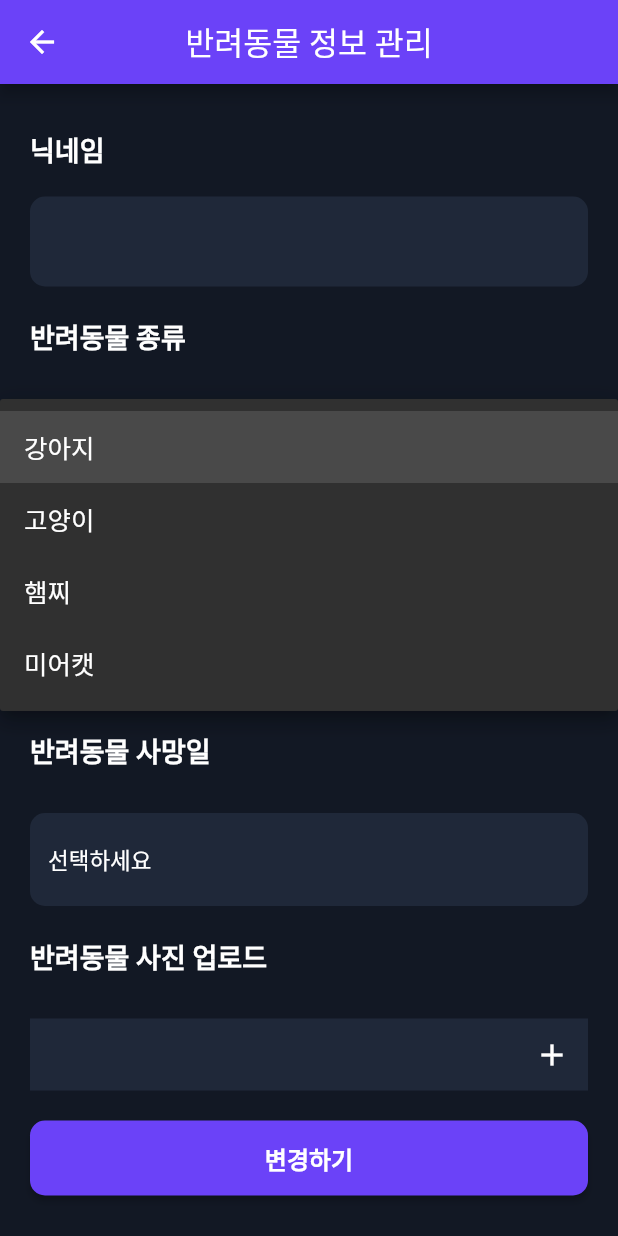
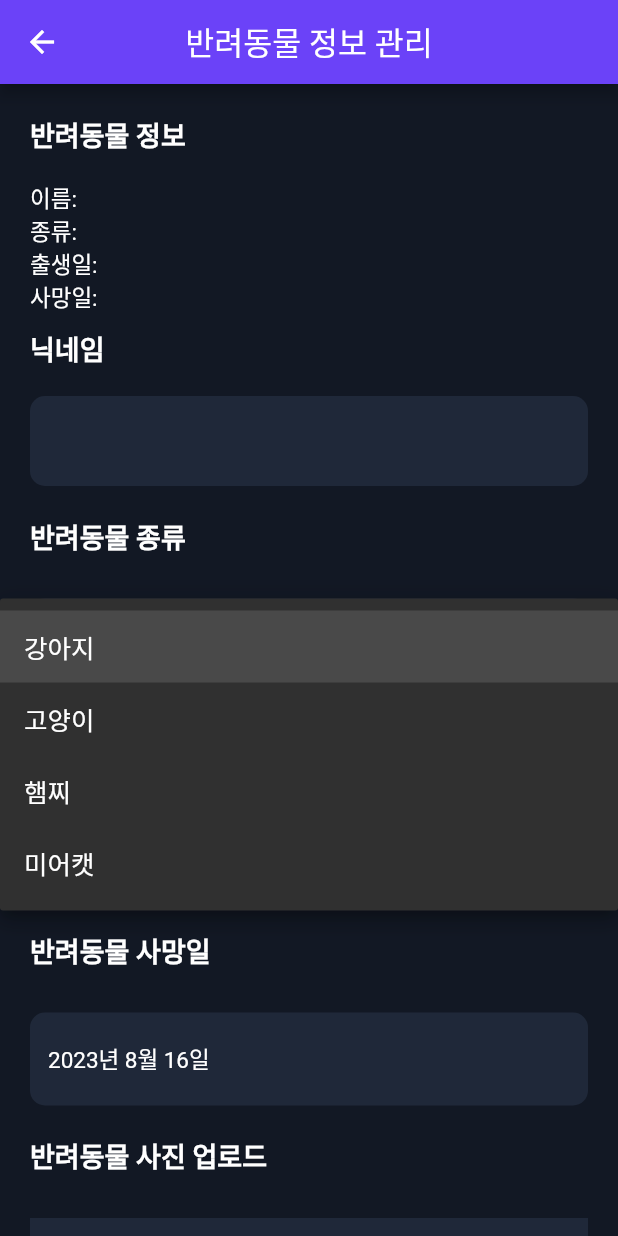
Before and after one commit to Miribyeol/MIRI-APP, a Flutter app: the AnimalScreen screen opened by its route, after a tap on the "arrow drop down" icon, on a phone screen of 412 x 824 dp. Run offline on Flutter 3.47's test engine with Material 2 defaults, Android fonts, the phone set to English and light mode, and no system bars; our stand-ins replace flutter_dotenv, flutter_secure_storage; missing offline and left inert: kakao_flutter_sdk; accounts and stored records are empty; network calls fail.

Commit message:
메인 뷰 조회, 반려동물 정보 조회 api 구현

```diff
--- a/lib/screens/challenge.dart
+++ b/lib/screens/challenge.dart
@@ -140,7 +140,7 @@ class ChallengPage extends StatelessWidget {
                     Align(
                       alignment: Alignment.centerLeft,
                       child: Padding(
-                        padding: EdgeInsets.only(left: 15.0),
+                        padding: const EdgeInsets.only(left: 15.0),
                         child: IconButton(
                           icon: const Icon(Icons.arrow_back_ios),
                           onPressed: () {
--- a/lib/screens/mypage_pet_info.dart
+++ b/lib/screens/mypage_pet_info.dart
@@ -1,4 +1,7 @@
 import 'package:flutter/material.dart';
+import 'dart:convert';
+import 'package:flutter_secure_storage/flutter_secure_storage.dart';
+import 'package:http/http.dart' as http;
 import 'package:flutter/cupertino.dart';
 
 class AnimalScreen extends StatefulWidget {
@@ -9,8 +12,51 @@ class AnimalScreen extends StatefulWidget {
 }
 
 class AnimalScreenState extends State<AnimalScreen> {
+  final FlutterSecureStorage _storage = const FlutterSecureStorage();
   DateTime? _pickedBirthDate;
   DateTime? _pickedDeathDate;
+
+  String? petName = '';
+  String? petSpecies = '';
+  String? petBirthDate = '';
+  String? petDeathDate = '';
+  // String? petImage = '';
+
+  @override
+  void initState() {
+    super.initState();
+    _pickedBirthDate = DateTime.now();
+    _pickedDeathDate = DateTime.now();
+    fetchPetInfo();
+  }
+
+  Future<void> fetchPetInfo() async {
+    try {
+      String? storedToken = await _storage.read(key: 'jwt_token');
+      if (storedToken != null) {
+        var url = Uri.parse('http://203.250.32.29:3000/pet');
+        var response = await http.get(url, headers: {
+          'Authorization': 'Bearer $storedToken', // Include the token
+        });
+
+        if (response.statusCode == 200) {
+          var jsonResponse = jsonDecode(response.body);
+          print(response.body);
+          setState(() {
+            petName = jsonResponse['petInfo']['name'];
+            petSpecies = jsonResponse['petInfo']['type'];
+            petBirthDate = jsonResponse['petInfo']['birthday'];
+            petDeathDate = jsonResponse['petInfo']['deathday'];
+            // petImage = jsonResponse['image'];
+          });
+        } else {
+          print('Failed to fetch pet info: ${response.statusCode}');
+        }
+      }
+    } catch (error) {
+      print('Error fetching pet info: $error');
+    }
+  }
 
   Future<DateTime?> _showCustomModal(
       BuildContext context, bool isBirthDate) async {
@@ -121,11 +167,17 @@ class AnimalScreenState extends State<AnimalScreen> {
       ),
       backgroundColor: Color(0xFF121824),
       body: SingleChildScrollView(
-        //padding()
         padding: const EdgeInsets.symmetric(horizontal: 20.0, vertical: 20.0),
         child: Column(
           crossAxisAlignment: CrossAxisAlignment.stretch,
           children: [
+            _buildSectionTitle('반려동물 정보'),
+            const SizedBox(height: 10.0),
+            Text('이름: $petName'),
+            Text('종류: $petSpecies'),
+            Text('출생일: $petBirthDate'),
+            Text('사망일: $petDeathDate'),
+            // Text('이미지: $petImage'),
             const SizedBox(height: 10.0),
             _buildSectionTitle('닉네임'),
             const SizedBox(height: 10.0),
@@ -134,9 +186,8 @@ class AnimalScreenState extends State<AnimalScreen> {
                 filled: true,
                 fillColor: Color(0xFF1F2839),
                 border: OutlineInputBorder(
-                  // OutlineInputBorder 사용
-                  borderRadius: BorderRadius.circular(10.0), // 둥글기 10 설정
-                  borderSide: BorderSide.none, // 테두리 선을 없애기 위해 사용
+                  borderRadius: BorderRadius.circular(10.0),
+                  borderSide: BorderSide.none,
                 ),
               ),
               onChanged: (value) {
@@ -184,11 +235,7 @@ class AnimalScreenState extends State<AnimalScreen> {
             const SizedBox(
               height: 20,
             ),
-            Positioned(
-              bottom: 40.0,
-              left: 20.0,
-              right: 20.0,
-              child: ElevatedButton(
+            ElevatedButton(
               onPressed: () {
                 showDialog(
                   context: context,
@@ -206,7 +253,6 @@ class AnimalScreenState extends State<AnimalScreen> {
                                 fontSize: 16.0,
                                 fontWeight: FontWeight.bold,
                               ),
-                                //style: TextStyle(color:Colors.black),
                             ),
                           ),
                         ),
@@ -215,13 +261,12 @@ class AnimalScreenState extends State<AnimalScreen> {
                       actions: [
                         ElevatedButton(
                           style: ElevatedButton.styleFrom(
-                              backgroundColor:
-                                  const Color(0xFF6B42F8), //Color(0xFF6B42F8)
-                              minimumSize: const Size(double.infinity,
-                                  50), // Set the width and height of the button
+                            backgroundColor: const Color(0xFF6B42F8),
+                            minimumSize: const Size(double.infinity, 50),
                             shape: RoundedRectangleBorder(
                               borderRadius: BorderRadius.circular(
-                                    10.0), // Set the border radius here
+                                10.0,
+                              ),
                             ),
                           ),
                           onPressed: () => Navigator.of(context).pop(),
@@ -257,7 +302,6 @@ class AnimalScreenState extends State<AnimalScreen> {
                 ),
               ),
             ),
-            ),
           ],
         ),
       ),
@@ -275,12 +319,11 @@ class CustomDropdownFormField extends StatelessWidget {
     this.initialValue,
   }) : super(key: key);
 
-  // itemBuilder 메서드를 클래스 내부에 정의
   DropdownMenuItem<String> itemBuilder(String value, String label) {
     return DropdownMenuItem(
       value: value,
       child: Container(
-        width: double.infinity, // 넓이를 DropdownButtonFormField에 맞게 확장
+        width: double.infinity,
         decoration: BoxDecoration(
           borderRadius: BorderRadius.circular(10.0),
           color: Colors.transparent,
--- a/lib/screens/pet_charnel.dart
+++ b/lib/screens/pet_charnel.dart
@@ -78,7 +78,7 @@ class PetCharnelScreen extends StatelessWidget {
           Expanded(
             flex: 2,
             child: Transform.translate(
-              offset: Offset(0, 0),
+              offset: const Offset(0, 0),
               child: const Padding(
                 padding: EdgeInsets.symmetric(horizontal: 20.0, vertical: 50.0),
                 child: Center(
--- a/lib/screens/story.dart
+++ b/lib/screens/story.dart
@@ -35,7 +35,7 @@ class StoryScreen extends StatelessWidget {
               onPressed: () {
                 Navigator.push(
                   context,
-                  MaterialPageRoute(builder: (context) => const StartScreen()),
+                  MaterialPageRoute(builder: (context) => StartScreen()),
                 );
               },
               style: ElevatedButton.styleFrom(
```
Also changed, not shown: lib/main.dart (+5 -5 lines), lib/models/main_emo_model.dart (added, +33 -0 lines), lib/models/pet_info_model.dart (+25 -0 lines), lib/screens/mypage_my_info.dart (+4 -4 lines), lib/screens/start.dart (+86 -42 lines), pubspec.lock, 3 other files. Lines whose indentation alone changed are shown as unchanged.
